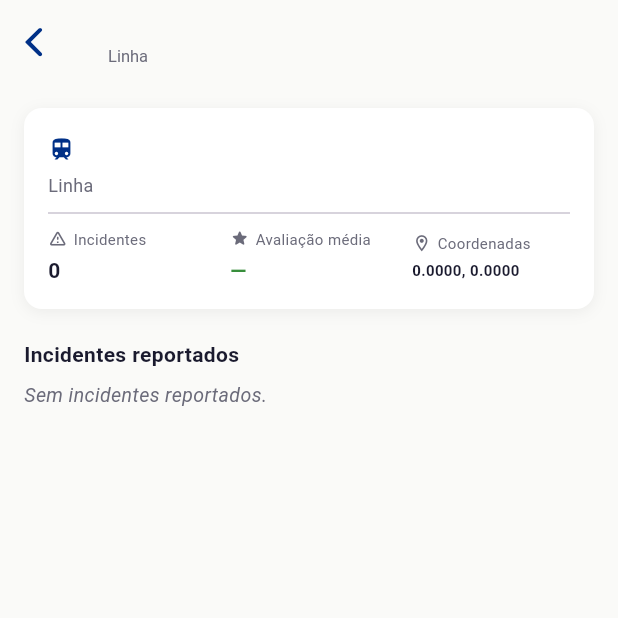
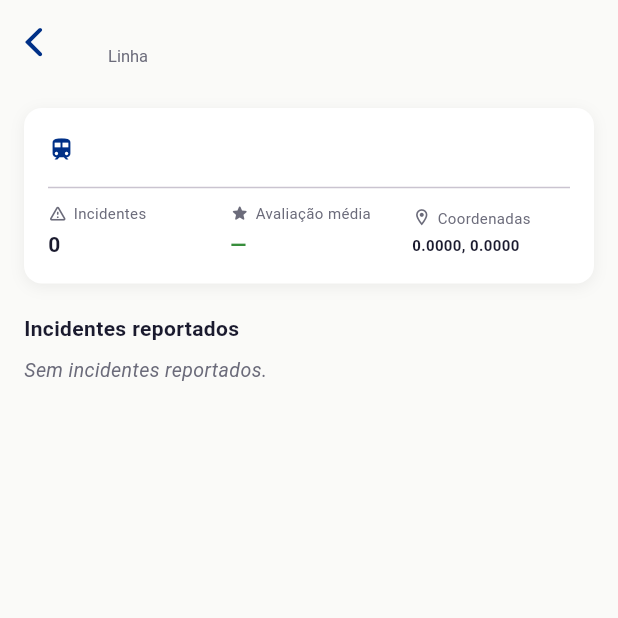
Before and after one commit to DcRPt/lisbon-subway, a Flutter app: the StationDetailScreen screen opened directly with empty values, on a phone screen of 412 x 824 dp, the top half of it. Run offline on Flutter 3.47's test engine with Material 3 defaults, Android fonts, the phone set to English and light mode, and no system bars; missing offline and left inert: testable_form_field.

```diff
--- a/lib/data/mock_stations.dart
+++ b/lib/data/mock_stations.dart
@@ -8,7 +8,7 @@ void seedMockData(MetroRepository repo) {
     name: 'Oriente',
     latitude: 38.7675,
     longitude: -9.0988,
-    lineName: 'Linha Vermelha',
+    lineName: 'Vermelha',
     reports: [
       IncidentReport(timestamp: DateTime(2025, 4, 1, 8, 30), rate: 3, notes: 'Escada rolante parada no acesso principal.', type: IncidentType.Escalator),
       IncidentReport(timestamp: DateTime(2025, 4, 2, 14, 0), rate: 5, notes: 'Elevador avariado, sem alternativa acessível.', type: IncidentType.Elevator),
@@ -22,7 +22,7 @@ void seedMockData(MetroRepository repo) {
     name: 'Marquês de Pombal',
     latitude: 38.7262,
     longitude: -9.1499,
-    lineName: 'Linha Azul',
+    lineName: 'Azul',
     reports: [
       IncidentReport(timestamp: DateTime(2025, 4, 3, 11, 0), rate: 1, type: IncidentType.Other),
     ],
@@ -33,6 +33,6 @@ void seedMockData(MetroRepository repo) {
     name: 'Rossio',
     latitude: 38.7143,
     longitude: -9.1393,
-    lineName: 'Linha Verde',
+    lineName: 'Verde',
   ));
 }
--- a/lib/screens/station_detail_screen.dart
+++ b/lib/screens/station_detail_screen.dart
@@ -118,10 +118,6 @@ class _StationInfoCard extends StatelessWidget {
             ],
           ),
           const SizedBox(height: 4),
-          Text(
-            'Linha ${station.lineName}',
-            style: const TextStyle(fontSize: 12, color: Color(0xFF6B6B7A)),
-          ),
           const Divider(height: 20),
           // Métricas
           Row(
```
